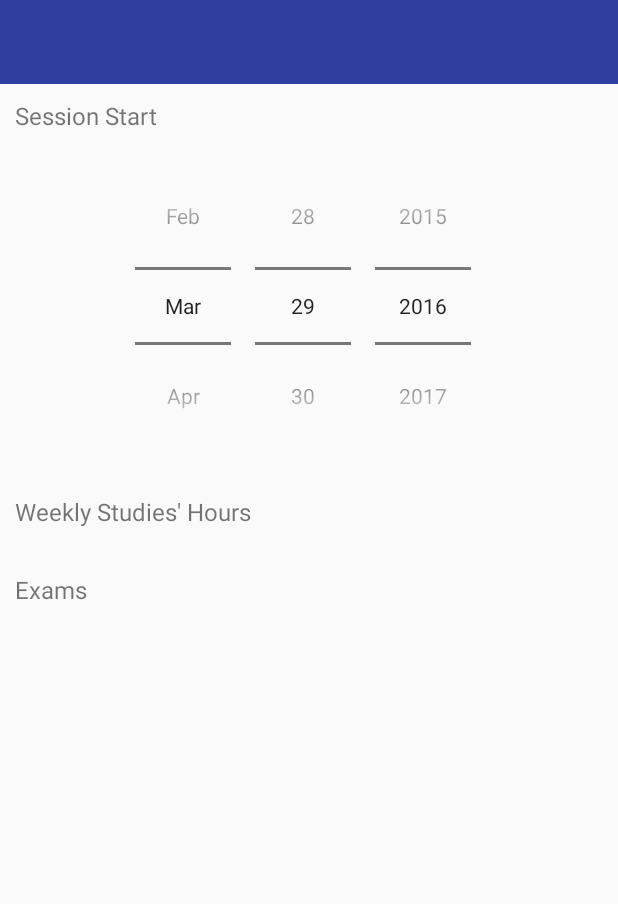
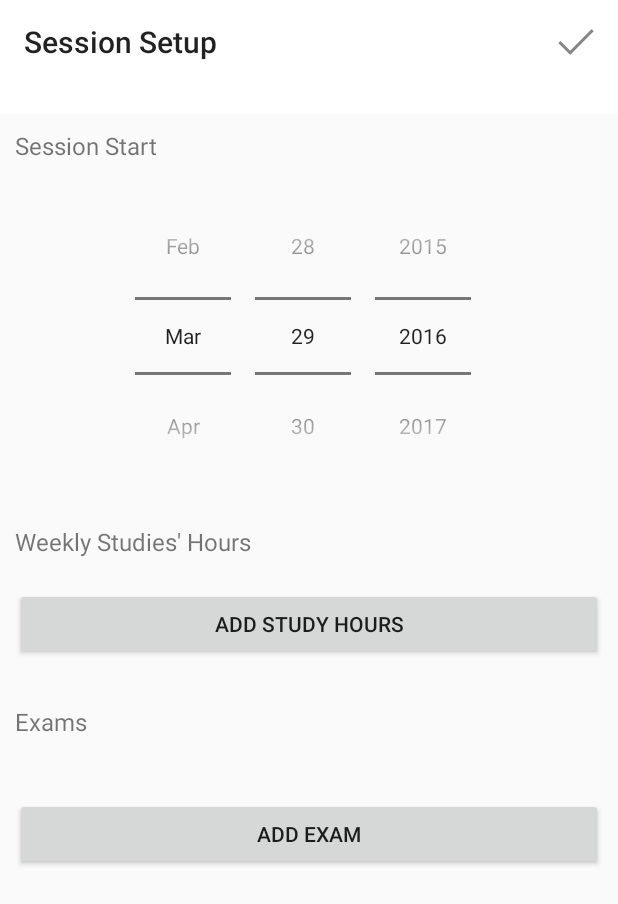
Before and after one commit to MaizeDaniele/ClimbTheMountain, an Android app: the RegisterSessionData screen opened directly, with no data from a screen before it, on a phone screen of 412 x 824 dp. Shown: the top 904 px of the screen. Run offline under Robolectric (Android 15) with nearby library versions, the phone set to English and light mode, and no system bars.

Commit message:
Status:
-manifest change to fit each activity's purpose
-registered each element on every activity
-added link to activity
-debug stuff

```diff
--- a/app/src/main/java/com/example/android/climbthemountain/RegisterSessionData.java
+++ b/app/src/main/java/com/example/android/climbthemountain/RegisterSessionData.java
@@ -1,13 +1,83 @@
 package com.example.android.climbthemountain;
 
+import android.content.Intent;
 import android.support.v7.app.AppCompatActivity;
 import android.os.Bundle;
+import android.support.v7.widget.Toolbar;
+import android.view.Menu;
+import android.view.MenuInflater;
+import android.view.MenuItem;
+import android.view.View;
+import android.widget.Button;
+import android.widget.DatePicker;
+import android.widget.ListView;
 
-public class RegisterSessionData extends AppCompatActivity {
+public class RegisterSessionData extends AppCompatActivity implements View.OnClickListener{
+
+
+    // elements
+    DatePicker dpSessionStart;
+    Button btAddStudyHours;
+    Button btAddExam;
+    ListView lvExams;
+
+    // toolbar
+    Toolbar tbRegistration;
+
+
 
     @Override
     protected void onCreate(Bundle savedInstanceState) {
         super.onCreate(savedInstanceState);
         setContentView(R.layout.register_session_03);
+
+        // element instance
+        dpSessionStart = (DatePicker) findViewById(R.id.dpSession_date);
+        btAddStudyHours = (Button) findViewById(R.id.btSession_addStudyHours);
+        btAddExam = (Button) findViewById(R.id.btSession_addExam);
+        lvExams = (ListView) findViewById(R.id.lvSession_list);
+
+
+        // toolbar registration
+        tbRegistration = (Toolbar) findViewById(R.id.tbSession_toolbar);
+        setSupportActionBar(tbRegistration);
+
+        // button registration
+        btAddExam.setOnClickListener(this);
+        btAddStudyHours.setOnClickListener(this);
+
+    }
+
+    // inflate the menu for App Bar
+    @Override
+    public boolean onCreateOptionsMenu(Menu menu) {
+        MenuInflater inflater = getMenuInflater();
+        inflater.inflate(R.menu.register_account_data, menu);
+
+        return super.onCreateOptionsMenu(menu);
+    }
+
+    // manage menu's items
+    @Override
+    public boolean onOptionsItemSelected(MenuItem item) {
+        saveSessionData();
+        return super.onOptionsItemSelected(item);
+    }
+
+    // manage adding new exam
+    @Override
+    public void onClick(View v) {
+        switch (v.getId()){
+            case  R.id.btSession_addExam:
+                startActivity(new Intent(this, RegisterSessionExam.class));
+                return;
+        }
+
+    }
+
+
+    // method to save user details
+    private void saveSessionData(){
+        startActivity(new Intent(getApplicationContext(), RegisterSessionSummary.class));
     }
 }
--- a/app/src/main/res/layout/register_session_03.xml
+++ b/app/src/main/res/layout/register_session_03.xml
@@ -9,10 +9,10 @@
         android:orientation="vertical">
 
         <android.support.v7.widget.Toolbar
-            android:id="@+id/tbSession_Toolbar"
+            android:id="@+id/tbSession_toolbar"
             android:layout_width="match_parent"
             android:layout_height="wrap_content"
-            android:background="@color/colorPrimaryDark"
+            android:background="@color/white"
             android:paddingBottom="20dp" />
 
 
@@ -25,7 +25,7 @@
             android:textSize="16sp" />
 
         <DatePicker
-            android:id="@+id/dpSession_Date"
+            android:id="@+id/dpSession_date"
             android:layout_width="wrap_content"
             android:layout_height="match_parent"
             android:layout_gravity="center"
@@ -45,6 +45,12 @@
             android:textSize="16sp" />
 
         <!-- calendar Button-->
+        <Button
+            android:id="@+id/btSession_addStudyHours"
+            android:layout_width="match_parent"
+            android:layout_height="wrap_content"
+            android:layout_margin="10dp"
+            android:text="@string/bt_add_hours"/>
 
 
         <TextView
@@ -57,7 +63,7 @@
             android:textSize="16sp" />
 
         <ListView
-            android:id="@+id/lvSession_List"
+            android:id="@+id/lvSession_list"
             android:layout_width="match_parent"
             android:layout_height="wrap_content"
             android:layout_marginTop="20dp">
@@ -66,6 +72,12 @@
         </ListView>
 
         <!-- button to add Exams -->
+        <Button
+            android:id="@+id/btSession_addExam"
+            android:layout_width="match_parent"
+            android:layout_height="wrap_content"
+            android:layout_margin="10dp"
+            android:text="@string/bt_add_exam"/>
 
     </LinearLayout>
 
--- /dev/null
+++ b/app/src/main/res/menu/register_account_data.xml
@@ -0,0 +1,10 @@
+<?xml version="1.0" encoding="utf-8"?>
+<menu xmlns:android="http://schemas.android.com/apk/res/android"
+      xmlns:app="http://schemas.android.com/apk/res-auto">
+
+    <item
+        android:id="@+id/btConfirm"
+        android:icon="@drawable/ic_action_done"
+        android:title="@string/bt_act_done"
+        app:showAsAction="always"/>
+</menu>
--- a/app/src/main/res/values/colors.xml
+++ b/app/src/main/res/values/colors.xml
@@ -3,4 +3,6 @@
     <color name="colorPrimary">#3F51B5</color>
     <color name="colorPrimaryDark">#303F9F</color>
     <color name="colorAccent">#FF4081</color>
+    <color name="white">#FFFFFF</color>
+    <color name="akindofblue">#1c345a</color>
 </resources>
--- a/app/src/main/res/values/strings.xml
+++ b/app/src/main/res/values/strings.xml
@@ -9,17 +9,30 @@
     <string name="password_Up">Password</string>
     <string name="repeat_pass">Repeat Password</string>
     <string name="session_start">Session Start</string>
-    <string name="week_hours">Weekly Studies' Hours</string>
+    <string name="week_hours">Weekly Studies\' Hours</string>
     <string name="exams">Exams</string>
-    <string name="exams_name">Exam's Name</string>
+    <string name="exams_name">Exam\'s Name</string>
     <string name="cfu">CFU</string>
-    <string name="exam_dead">Exam's Deadline</string>
+    <string name="exam_dead">Exam\'s Deadline</string>
     <string name="exam_color">Exam Associate Color</string>
     <string name="name_display"> Name :</string>
     <string name="surname_display">Surname :</string>
     <string name="username_display">Username :</string>
     <string name="session_display">Session starts : </string>
     <string name="hours_display">Weekly Hours :</string>
-    <string name="button_mod">Modify</string>
 
+
+    // buttons' name
+    <string name="bt_act_done">Done</string>
+    <string name="bt_mod">Modify</string>
+    <string name="bt_add_hours">Add Study Hours</string>
+    <string name="bt_add_exam">Add Exam</string>
+    <string name="bt_pck_color">Select Color</string>
+
+    // activity's name
+    <string name="activity_register">Registration</string>
+    <string name="activity_session">Session Setup</string>
+    <string name="activity_exams">Exam Setup</string>
+    <string name="activity_summary">Summary</string>
+    <string name="activity_login">Login</string>
 </resources>
--- a/build.gradle
+++ b/build.gradle
@@ -5,7 +5,7 @@ buildscript {
         jcenter()
     }
     dependencies {
-        classpath 'com.android.tools.build:gradle:1.5.0'
+        classpath 'com.android.tools.build:gradle:2.1.0-alpha3'
 
         // NOTE: Do not place your application dependencies here; they belong
         // in the individual module build.gradle files
```
Also changed, not shown: app/src/main/AndroidManifest.xml (+27 -5 lines), app/src/main/java/com/example/android/climbthemountain/Login.java (+47 -0 lines), app/src/main/java/com/example/android/climbthemountain/RegisterAccountData.java (+59 -0 lines), app/src/main/java/com/example/android/climbthemountain/RegisterSessionExam.java (+57 -0 lines), app/src/main/java/com/example/android/climbthemountain/RegisterSessionSummary.java (+88 -1 lines), app/src/main/res/layout/register_account_02.xml (+6 -3 lines), app/src/main/res/layout/register_session_exam_04.xml (+8 -2 lines), app/src/main/res/layout/register_session_summary_05.xml (+15 -14 lines), app/src/main/res/drawable-hdpi/ic_action_done.png (added), app/src/main/res/drawable-mdpi/ic_action_done.png (added), app/src/main/res/drawable-xhdpi/ic_action_done.png (added), app/src/main/res/drawable-xxhdpi/ic_action_done.png (added), gradle/wrapper/gradle-wrapper.properties.
